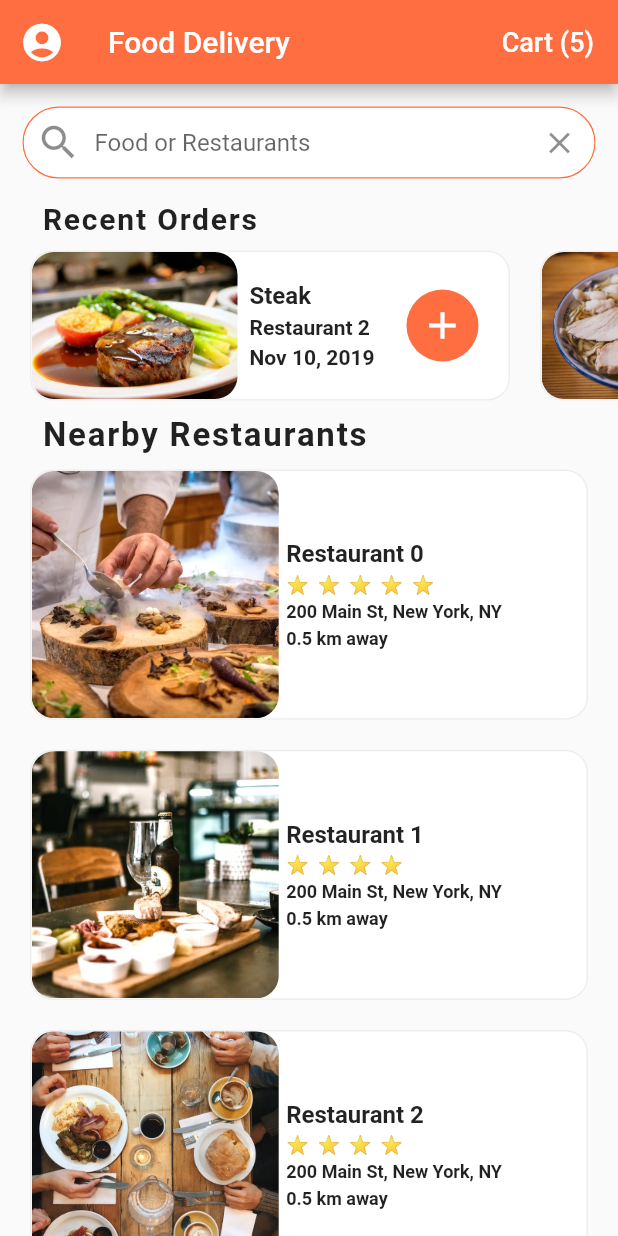
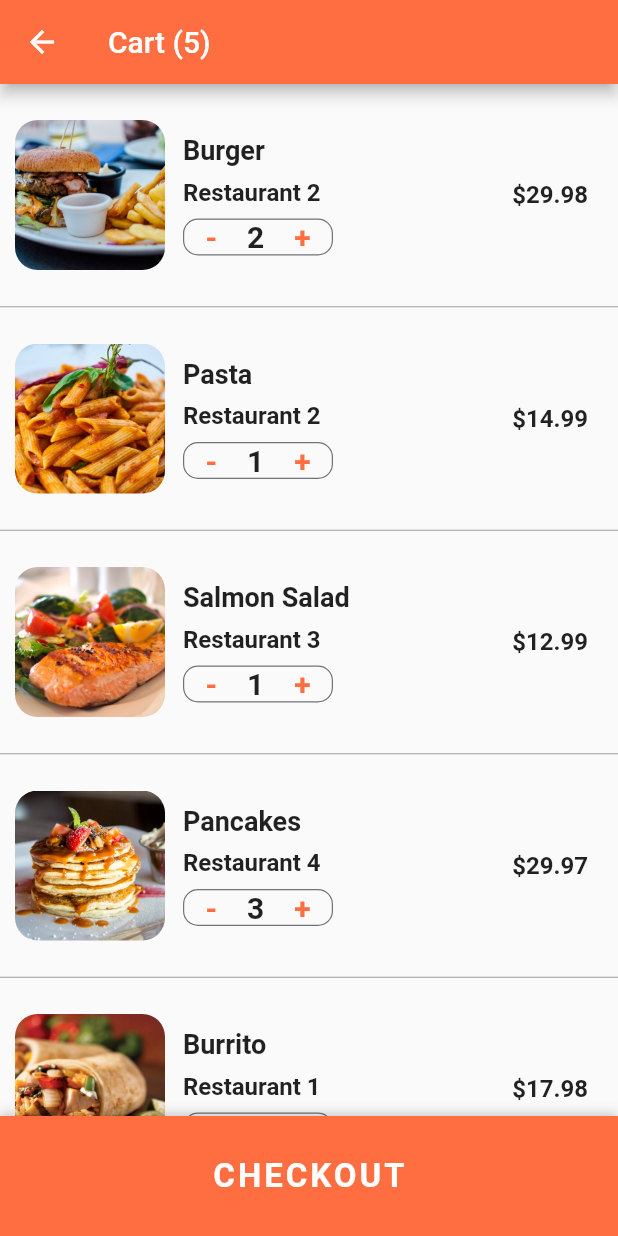
Before and after one commit to raj-vora/food_delivery_ui, a Flutter app: the screen it shows after launch, after a tap on an icon or button, on a phone screen of 412 x 824 dp. Run offline on Flutter 3.47's test engine with Material 2 defaults, Android fonts, the phone set to English and light mode, and no system bars.

Commit message:
cart screen

```diff
--- /dev/null
+++ b/lib/screens/cart_screen.dart
@@ -0,0 +1,226 @@
+import 'package:flutter/material.dart';
+import 'package:food_delivery_ui_flutter/data/data.dart';
+import 'package:food_delivery_ui_flutter/models/order.dart';
+
+class CartScreen extends StatefulWidget {
+  @override
+  _CartScreenState createState() => _CartScreenState();
+}
+
+class _CartScreenState extends State<CartScreen> {
+  Widget _buildCartItem(Order order) {
+    return Container(
+      padding: EdgeInsets.all(10.0),
+      height: 148.0,
+      child: Row(
+        children: [
+          Expanded(
+            child: Row(
+              children: [
+                Container(
+                  width: 100.0,
+                  height: 100.0,
+                  decoration: BoxDecoration(
+                    image: DecorationImage(
+                      image: AssetImage(order.food.imageUrl),
+                      fit: BoxFit.cover,
+                    ),
+                    borderRadius: BorderRadius.circular(15.0),
+                  ),
+                ),
+                Expanded(
+                  child: Container(
+                    margin: EdgeInsets.all(12.0),
+                    child: Column(
+                      mainAxisAlignment: MainAxisAlignment.center,
+                      crossAxisAlignment: CrossAxisAlignment.start,
+                      children: [
+                        Text(
+                          order.food.name,
+                          style: TextStyle(
+                            fontSize: 18.0,
+                            fontWeight: FontWeight.bold,
+                          ),
+                          overflow: TextOverflow.ellipsis,
+                        ),
+                        SizedBox(height: 8.0),
+                        Text(
+                          order.restaurant.name,
+                          style: TextStyle(
+                            fontSize: 16.0,
+                            fontWeight: FontWeight.w600,
+                          ),
+                          overflow: TextOverflow.ellipsis,
+                        ),
+                        SizedBox(height: 8.0),
+                        Container(
+                          width: 100.0,
+                          decoration: BoxDecoration(
+                            borderRadius: BorderRadius.circular(10.0),
+                            border: Border.all(
+                              width: 0.8,
+                              color: Colors.black54,
+                            ),
+                          ),
+                          child: Row(
+                            mainAxisAlignment: MainAxisAlignment.center,
+                            children: [
+                              GestureDetector(
+                                onTap: () {},
+                                child: Text(
+                                  '-',
+                                  style: TextStyle(
+                                    color: Theme.of(context).primaryColor,
+                                    fontSize: 20.0,
+                                    fontWeight: FontWeight.bold,
+                                  ),
+                                ),
+                              ),
+                              SizedBox(width: 20.0),
+                              Text(
+                                order.quantity.toString(),
+                                style: TextStyle(
+                                  fontSize: 20.0,
+                                  fontWeight: FontWeight.bold,
+                                ),
+                              ),
+                              SizedBox(width: 20.0),
+                              GestureDetector(
+                                onTap: () {},
+                                child: Text(
+                                  '+',
+                                  style: TextStyle(
+                                    color: Theme.of(context).primaryColor,
+                                    fontSize: 20.0,
+                                    fontWeight: FontWeight.bold,
+                                  ),
+                                ),
+                              ),
+                            ],
+                          ),
+                        ),
+                      ],
+                    ),
+                  ),
+                ),
+                Container(
+                  margin: EdgeInsets.all(10.0),
+                  child: Text(
+                    '\$${order.quantity * order.food.price}',
+                    style: TextStyle(
+                      fontSize: 16.0,
+                      fontWeight: FontWeight.w600,
+                    ),
+                  ),
+                )
+              ],
+            ),
+          ),
+        ],
+      ),
+    );
+  }
+
+  @override
+  Widget build(BuildContext context) {
+    double totalPrice = 0;
+    currentUser.cart.forEach(
+        (Order order) => totalPrice += order.quantity * order.food.price);
+
+    return Scaffold(
+      appBar: AppBar(
+        title: Text(
+          'Cart (${currentUser.cart.length})',
+        ),
+      ),
+      body: ListView.separated(
+        physics: BouncingScrollPhysics(),
+        itemCount: currentUser.cart.length + 1,
+        itemBuilder: (BuildContext context, int index) {
+          if (index < currentUser.cart.length) {
+            Order order = currentUser.cart[index];
+            return _buildCartItem(order);
+          }
+          return Padding(
+            padding: EdgeInsets.all(20.0),
+            child: Column(
+              children: [
+                Row(
+                  mainAxisAlignment: MainAxisAlignment.spaceBetween,
+                  children: [
+                    Text(
+                      'Estimated delivery time:',
+                      style: TextStyle(
+                        fontSize: 16.0,
+                        fontWeight: FontWeight.w600,
+                      ),
+                    ),
+                    Text(
+                      '25 min',
+                      style: TextStyle(
+                        fontSize: 16.0,
+                        fontWeight: FontWeight.w600,
+                      ),
+                    ),
+                  ],
+                ),
+                Row(
+                  mainAxisAlignment: MainAxisAlignment.spaceBetween,
+                  children: [
+                    Text(
+                      'Total Cost:',
+                      style: TextStyle(
+                        fontSize: 16.0,
+                        fontWeight: FontWeight.w600,
+                      ),
+                    ),
+                    Text(
+                      '\$${totalPrice.toStringAsFixed(2)}',
+                      style: TextStyle(
+                        color: Colors.green[700],
+                        fontSize: 16.0,
+                        fontWeight: FontWeight.w600,
+                      ),
+                    ),
+                  ],
+                ),
+                SizedBox(height: 80.0),
+              ],
+            ),
+          );
+        },
+        separatorBuilder: (BuildContext context, int index) {
+          return Divider(height: 1.0, color: Colors.grey);
+        },
+      ),
+      bottomSheet: Container(
+        height: 80.0,
+        width: MediaQuery.of(context).size.width,
+        decoration: BoxDecoration(
+          color: Theme.of(context).primaryColor,
+          boxShadow: [
+            BoxShadow(
+              color: Colors.black26,
+              offset: Offset(0, -1),
+              blurRadius: 6.0,
+            ),
+          ],
+        ),
+        child: Center(
+          child: FlatButton(
+            onPressed: () {},
+            child: Text(
+              'CHECKOUT',
+              style: TextStyle(
+                color: Colors.white,
+                fontSize: 22.0,
+                fontWeight: FontWeight.bold,
+                letterSpacing: 2.0,
+              ),
+            ),
+          ),
+        ),
+      ),
+    );
+  }
+}
--- a/lib/screens/home_screen.dart
+++ b/lib/screens/home_screen.dart
@@ -1,5 +1,6 @@
 import 'package:flutter/material.dart';
 import 'package:food_delivery_ui_flutter/data/data.dart';
+import 'package:food_delivery_ui_flutter/screens/cart_screen.dart';
 import 'package:food_delivery_ui_flutter/widgets/nearby_restaurants.dart';
 import 'package:food_delivery_ui_flutter/widgets/recent_orders.dart';
 
@@ -23,7 +24,12 @@ class _HomeScreenState extends State<HomeScreen> {
         ),
         actions: [
           FlatButton(
-            onPressed: () {},
+            onPressed: () => Navigator.push(
+              context,
+              MaterialPageRoute(
+                builder: (context) => CartScreen(),
+              ),
+            ),
             child: Text(
               'Cart (${currentUser.cart.length})',
               style: TextStyle(
--- a/lib/screens/restaurant_screen.dart
+++ b/lib/screens/restaurant_screen.dart
@@ -140,7 +140,7 @@ class _RestaurantScreenState extends State<RestaurantScreen> {
             ],
           ),
           Padding(
-            padding: EdgeInsets.all(20.0),
+            padding: EdgeInsets.symmetric(vertical: 10.0, horizontal: 20.0),
             child: Column(
               crossAxisAlignment: CrossAxisAlignment.start,
               children: [
@@ -204,7 +204,7 @@ class _RestaurantScreenState extends State<RestaurantScreen> {
               ),
             ],
           ),
-          SizedBox(height: 10.0),
+          SizedBox(height: 5.0),
           Center(
             child: Text(
               'Menu',
```
